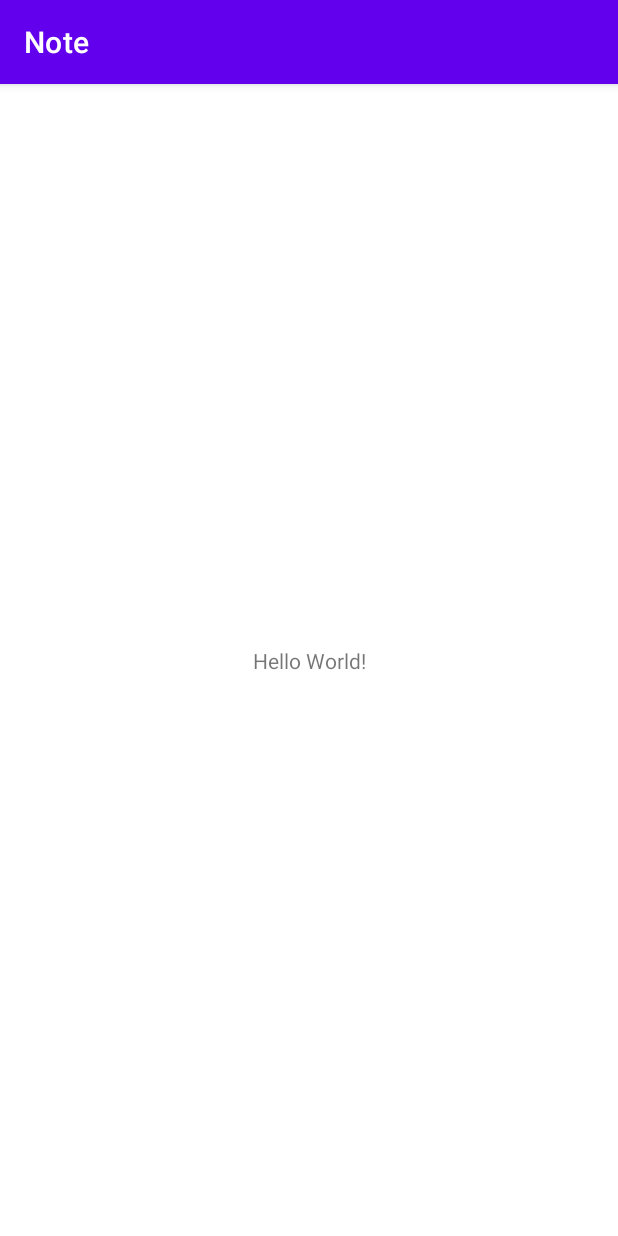
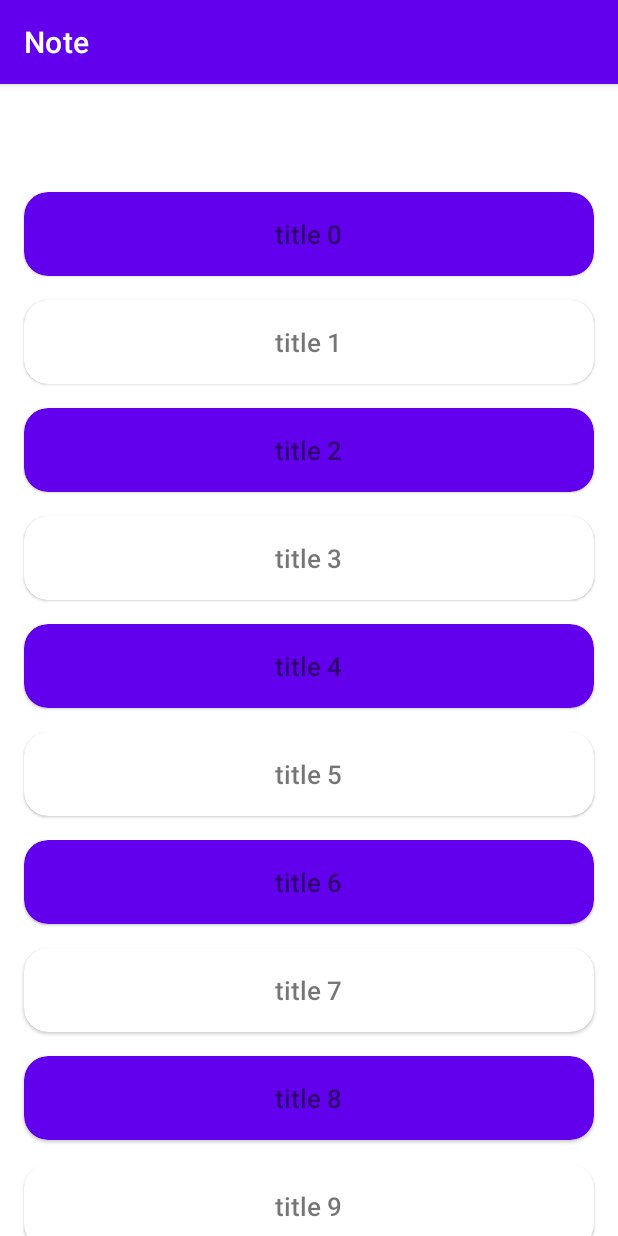
Before and after one commit to Gapaman/Note, an Android app: the screen it shows after launch (MainActivity), on a phone screen of 412 x 824 dp. Run offline under Robolectric (Android 15) with nearby library versions, the phone set to English and light mode, and no system bars.

Commit message:
Homework9

```diff
--- a/app/src/main/java/com/example/note/MainActivity.java
+++ b/app/src/main/java/com/example/note/MainActivity.java
@@ -1,14 +1,23 @@
 package com.example.note;
 
+import android.os.Bundle;
+
 import androidx.appcompat.app.AppCompatActivity;
-
-import android.os.Bundle;
+import androidx.fragment.app.Fragment;
 
 public class MainActivity extends AppCompatActivity {
 
     @Override
     protected void onCreate(Bundle savedInstanceState) {
         super.onCreate(savedInstanceState);
-        setContentView(R.layout.activity_main);
+        setContentView(R.layout.layout_container);
+
+        if (savedInstanceState == null) {
+            Fragment fragment = new NotesFragment();
+            getSupportFragmentManager()
+                    .beginTransaction()
+                    .replace(R.id.layout_container, fragment)
+                    .commit();
+        }
     }
 }
--- /dev/null
+++ b/app/src/main/java/com/example/note/NoteAdapter.java
@@ -0,0 +1,48 @@
+package com.example.note;
+
+import android.view.LayoutInflater;
+import android.view.View;
+import android.view.ViewGroup;
+
+import androidx.annotation.NonNull;
+import androidx.recyclerview.widget.RecyclerView;
+
+import java.util.ArrayList;
+import java.util.List;
+
+public class NoteAdapter extends RecyclerView.Adapter<NoteViewHolder> {
+
+    private final List<NoteModel> items = new ArrayList<>();
+    private final NoteAdapterCallbacks callbacks;
+
+    public NoteAdapter(NoteAdapterCallbacks callbacks) {
+        this.callbacks = callbacks;
+    }
+
+    public void setItems(List<NoteModel> noteModelList) {
+        items.clear();
+        items.addAll(noteModelList);
+        notifyDataSetChanged();
+    }
+
+    private void removeItem(int position) {
+        //todo
+    }
+
+    @NonNull
+    @Override
+    public NoteViewHolder onCreateViewHolder(@NonNull ViewGroup parent, int viewType) {
+        View view = LayoutInflater.from(parent.getContext()).inflate(R.layout.item_note, parent, false);
+        return new NoteViewHolder(view, callbacks);
+    }
+
+    @Override
+    public void onBindViewHolder(@NonNull NoteViewHolder holder, int position) {
+        holder.onBind(position, items.get(position));
+    }
+
+    @Override
+    public int getItemCount() {
+        return items.size();
+    }
+}
--- /dev/null
+++ b/app/src/main/java/com/example/note/NoteAdapterCallbacks.java
@@ -0,0 +1,6 @@
+package com.example.note;
+
+public interface NoteAdapterCallbacks {
+
+    void onItemClicked(int position);
+}
--- /dev/null
+++ b/app/src/main/java/com/example/note/NoteModel.java
@@ -0,0 +1,34 @@
+package com.example.note;
+
+import java.io.Serializable;
+
+public class NoteModel implements Serializable {
+
+    private final String id;
+    private final String title;
+    private final String description;
+    private final int backgroundColor;
+
+    public NoteModel(String id, String title, String description, int backgroundColor) {
+        this.id = id;
+        this.title = title;
+        this.description = description;
+        this.backgroundColor = backgroundColor;
+    }
+
+    public String getId() {
+        return id;
+    }
+
+    public String getTitle() {
+        return title;
+    }
+
+    public String getDescription() {
+        return description;
+    }
+
+    public int getBackgroundColor() {
+        return backgroundColor;
+    }
+}
--- /dev/null
+++ b/app/src/main/java/com/example/note/NoteSpaceDecorator.java
@@ -0,0 +1,30 @@
+package com.example.note;
+
+import android.graphics.Rect;
+import android.view.View;
+
+import androidx.annotation.NonNull;
+import androidx.recyclerview.widget.RecyclerView;
+
+public class NoteSpaceDecorator extends RecyclerView.ItemDecoration {
+
+    private final int defaultSpace;
+
+    public NoteSpaceDecorator(int defaultSpace) {
+        this.defaultSpace = defaultSpace;
+    }
+
+    @Override
+    public void getItemOffsets(
+            @NonNull Rect outRect,
+            @NonNull View view,
+            @NonNull RecyclerView parent,
+            @NonNull RecyclerView.State state) {
+
+        int position = parent.getChildAdapterPosition(view);
+
+        if (position >= 0) {
+            outRect.set(defaultSpace, defaultSpace, defaultSpace, outRect.bottom);
+        }
+    }
+}
--- /dev/null
+++ b/app/src/main/java/com/example/note/NoteViewHolder.java
@@ -0,0 +1,40 @@
+package com.example.note;
+
+import android.view.View;
+
+import androidx.annotation.NonNull;
+import androidx.core.content.ContextCompat;
+import androidx.recyclerview.widget.RecyclerView;
+
+import com.google.android.material.card.MaterialCardView;
+import com.google.android.material.textview.MaterialTextView;
+
+public class NoteViewHolder extends RecyclerView.ViewHolder {
+
+    private final MaterialTextView materialTextView;
+    private final MaterialCardView materialCardView;
+    private final NoteAdapterCallbacks callbacks;
+
+    public NoteViewHolder(@NonNull View itemView, NoteAdapterCallbacks callbacks) {
+        super(itemView);
+        this.callbacks = callbacks;
+        materialTextView = itemView.findViewById(R.id.tv_item_note);
+        materialCardView = itemView.findViewById(R.id.cv_item_note);
+    }
+
+    public void onBind(int position, NoteModel model) {
+        materialTextView.setText(model.getTitle());
+        materialCardView.setCardBackgroundColor(
+                ContextCompat.getColor(
+                        materialCardView.getContext(),
+                        model.getBackgroundColor()
+                )
+        );
+        itemView.setOnClickListener(new View.OnClickListener() {
+            @Override
+            public void onClick(View view) {
+                callbacks.onItemClicked(getAdapterPosition());
+            }
+        });
+    }
+}
--- /dev/null
+++ b/app/src/main/java/com/example/note/NotesFragment.java
@@ -0,0 +1,77 @@
+package com.example.note;
+
+import android.os.Bundle;
+import android.view.LayoutInflater;
+import android.view.View;
+import android.view.ViewGroup;
+
+import androidx.annotation.NonNull;
+import androidx.annotation.Nullable;
+import androidx.fragment.app.Fragment;
+import androidx.recyclerview.widget.RecyclerView;
+
+import java.util.ArrayList;
+import java.util.List;
+
+public class NotesFragment extends Fragment implements NoteAdapterCallbacks {
+
+    private RecyclerView recyclerView;
+    private final NoteAdapter adapter = new NoteAdapter(this);
+    private final List<NoteModel> noteModels = new ArrayList<>();
+
+    @Override
+    public void onCreate(@Nullable Bundle savedInstanceState) {
+        super.onCreate(savedInstanceState);
+        buildList();
+    }
+
+    @Nullable
+    @Override
+    public View onCreateView(
+            @NonNull LayoutInflater inflater,
+            @Nullable ViewGroup container,
+            @Nullable Bundle savedInstanceState) {
+        return inflater.inflate(R.layout.fragment_notes, container, false);
+    }
+
+    @Override
+    public void onViewCreated(@NonNull View view, @Nullable Bundle savedInstanceState) {
+        super.onViewCreated(view, savedInstanceState);
+        recyclerView = view.findViewById(R.id.rv_notes);
+    }
+
+    @Override
+    public void onActivityCreated(@Nullable Bundle savedInstanceState) {
+        super.onActivityCreated(savedInstanceState);
+        recyclerView.addItemDecoration(new NoteSpaceDecorator(getResources().getDimensionPixelSize(R.dimen.default_space)));
+        recyclerView.setAdapter(adapter);
+        adapter.setItems(noteModels);
+    }
+
+    @Override
+    public void onItemClicked(int position) {
+        NoteModel model = noteModels.get(position);
+        replaceFragment(model);
+    }
+
+    private void replaceFragment(@NonNull NoteModel model) {
+        Fragment fragment = NoteDetailsFragment.newInstance(model);
+        requireActivity().getSupportFragmentManager()
+                .beginTransaction()
+                .replace(R.id.layout_container, fragment)
+                .addToBackStack(null)
+                .commit();
+    }
+
+    private void buildList() {
+        for (int i = 0; i < 100; i++) {
+            String title = String.format("title %s", i);
+            String description = String.format("description %s", i);
+            int color = R.color.design_default_color_background;
+            if (i  % 2 == 0) {
+                color = R.color.design_default_color_primary;
+            }
+            noteModels.add(new NoteModel(String.valueOf(i), title, description, color));
+        }
+    }
+}
--- a/app/src/main/res/layout/activity_main.xml
+++ /dev/null
@@ -1,18 +0,0 @@
-<?xml version="1.0" encoding="utf-8"?>
-<androidx.constraintlayout.widget.ConstraintLayout xmlns:android="http://schemas.android.com/apk/res/android"
-    xmlns:app="http://schemas.android.com/apk/res-auto"
-    xmlns:tools="http://schemas.android.com/tools"
-    android:layout_width="match_parent"
-    android:layout_height="match_parent"
-    tools:context=".MainActivity">
-
-    <TextView
-        android:layout_width="wrap_content"
-        android:layout_height="wrap_content"
-        android:text="Hello World!"
-        app:layout_constraintBottom_toBottomOf="parent"
-        app:layout_constraintLeft_toLeftOf="parent"
-        app:layout_constraintRight_toRightOf="parent"
-        app:layout_constraintTop_toTopOf="parent" />
-
-</androidx.constraintlayout.widget.ConstraintLayout>
--- /dev/null
+++ b/app/src/main/res/layout/fragment_notes.xml
@@ -0,0 +1,20 @@
+<?xml version="1.0" encoding="utf-8"?>
+<LinearLayout xmlns:android="http://schemas.android.com/apk/res/android"
+    xmlns:app="http://schemas.android.com/apk/res-auto"
+    android:layout_width="match_parent"
+    android:layout_height="wrap_content"
+    android:orientation="vertical">
+
+    <com.google.android.material.appbar.MaterialToolbar
+        android:id="@+id/toolbar_notes"
+        android:layout_width="match_parent"
+        android:layout_height="?attr/actionBarSize" />
+
+    <androidx.recyclerview.widget.RecyclerView
+        android:id="@+id/rv_notes"
+        android:layout_width="match_parent"
+        android:layout_height="wrap_content"
+        android:orientation="vertical"
+        app:layoutManager="androidx.recyclerview.widget.LinearLayoutManager" />
+
+</LinearLayout>
--- /dev/null
+++ b/app/src/main/res/layout/item_note.xml
@@ -0,0 +1,20 @@
+<?xml version="1.0" encoding="utf-8"?>
+<com.google.android.material.card.MaterialCardView xmlns:android="http://schemas.android.com/apk/res/android"
+    android:layout_width="match_parent"
+    android:layout_height="wrap_content"
+    android:id="@+id/cv_item_note"
+    xmlns:app="http://schemas.android.com/apk/res-auto"
+    xmlns:tools="http://schemas.android.com/tools"
+    app:cardCornerRadius="16dp">
+
+    <com.google.android.material.textview.MaterialTextView
+        android:id="@+id/tv_item_note"
+        android:layout_width="wrap_content"
+        android:layout_height="wrap_content"
+        android:textSize="17sp"
+        android:fontFamily="sans-serif-medium"
+        android:layout_gravity="center"
+        android:layout_margin="16dp"
+        tools:text="Заметка 1" />
+
+</com.google.android.material.card.MaterialCardView>
--- /dev/null
+++ b/app/src/main/res/layout/layout_container.xml
@@ -0,0 +1,5 @@
+<?xml version="1.0" encoding="utf-8"?>
+<FrameLayout xmlns:android="http://schemas.android.com/apk/res/android"
+    android:id="@+id/layout_container"
+    android:layout_width="match_parent"
+    android:layout_height="match_parent" />
--- /dev/null
+++ b/app/src/main/res/values/dimens.xml
@@ -0,0 +1,4 @@
+<?xml version="1.0" encoding="utf-8"?>
+<resources>
+    <dimen name="default_space">16dp</dimen>
+</resources>
--- a/app/src/main/res/values/strings.xml
+++ b/app/src/main/res/values/strings.xml
@@ -1,3 +1,5 @@
 <resources>
     <string name="app_name">Note</string>
+    <string name="note_details_remove_button_label">Удалить</string>
+    <string name="note_details_add_button_label">Обновить</string>
 </resources>
```
Also changed, not shown: app/src/main/java/com/example/note/NoteDetailsFragment.java (added, +70 -0 lines), app/src/main/res/drawable/ic_baseline_arrow_back_24.xml (added, +11 -0 lines), app/src/main/res/layout/fragment_note_details.xml (added, +56 -0 lines).
